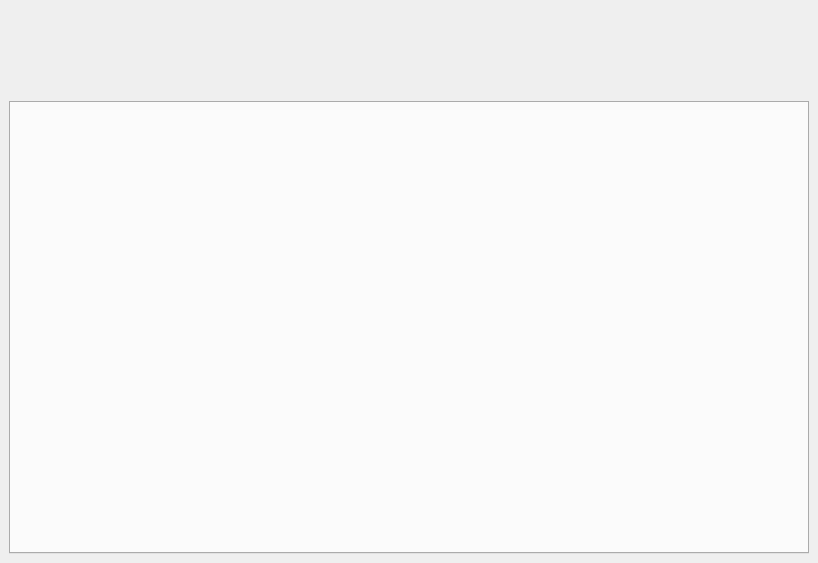
The window that mainwindow.ui (liuyufeng509/SecCenter) describes before a commit, drawn with Qt 5.
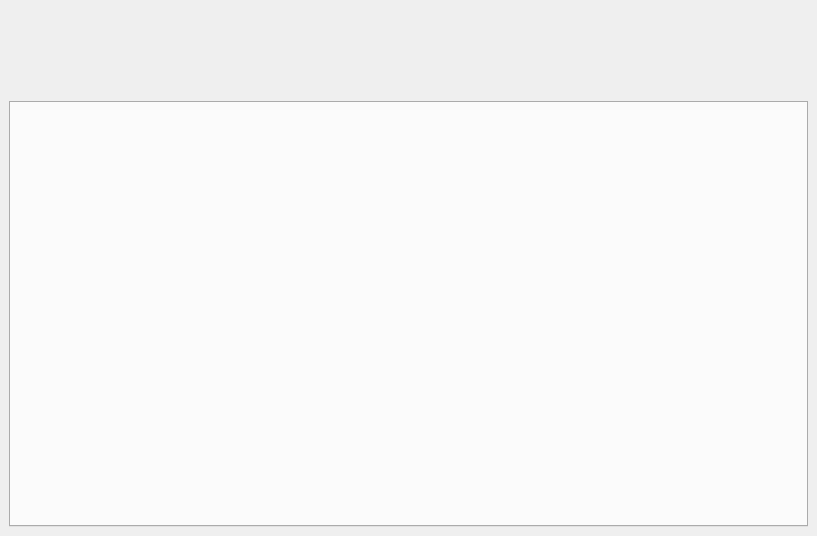
The same window after the commit. Icons and pictures are not drawn.

Diff of the .ui file:
```diff
--- a/mainwindow.ui
+++ b/mainwindow.ui
@@ -6,8 +6,8 @@
    <rect>
     <x>0</x>
     <y>0</y>
-    <width>818</width>
-    <height>563</height>
+    <width>817</width>
+    <height>536</height>
    </rect>
   </property>
   <property name="windowTitle">
```
